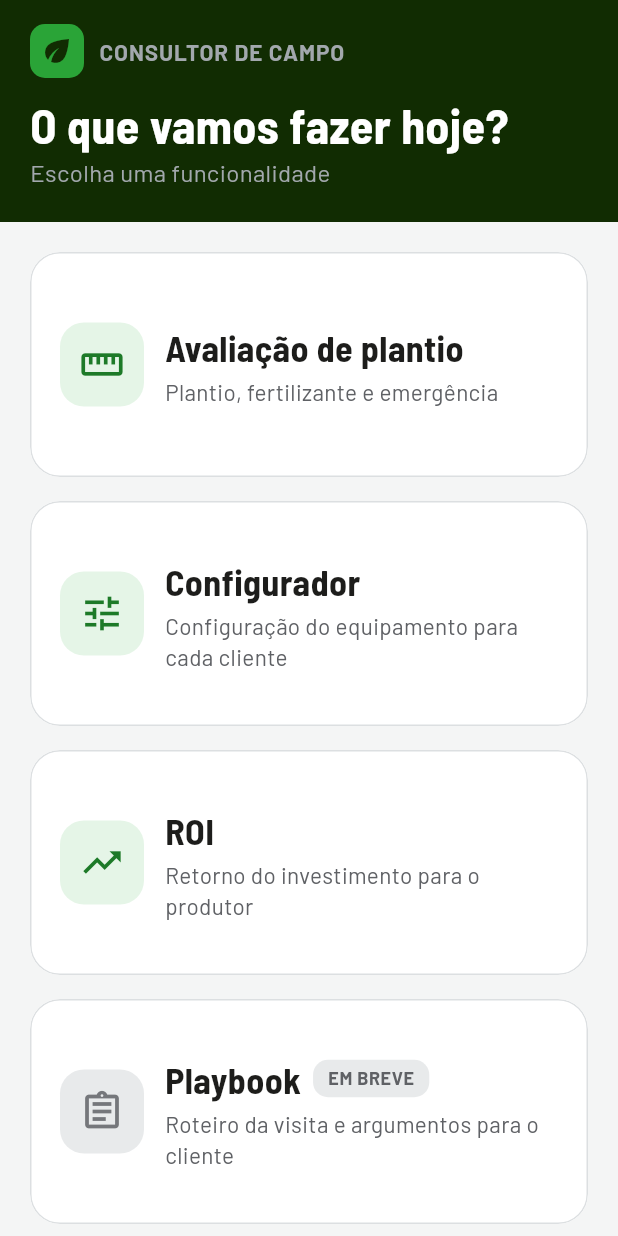
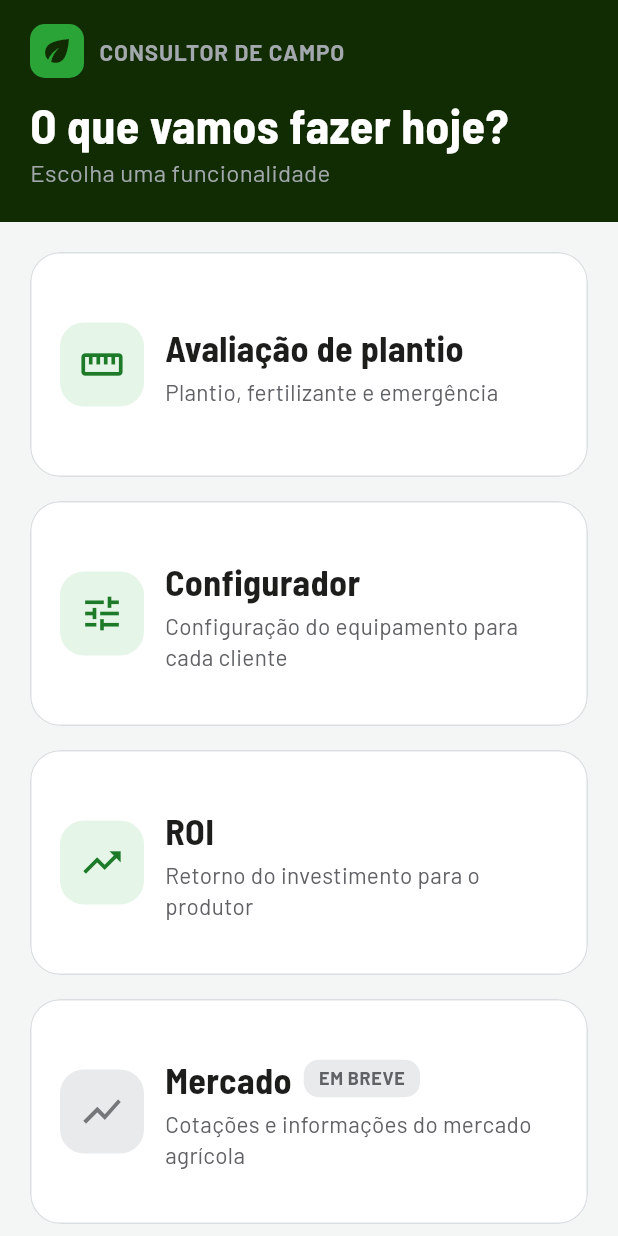
Before and after one commit to nicolaszgofa-dot/consultor_campo, a Flutter app: the screen it shows after launch, on a phone screen of 412 x 824 dp. Run offline on Flutter 3.47's test engine with Material 3 defaults, Android fonts, the phone set to English and light mode, and no system bars; our stand-ins replace shared_preferences.

Commit message:
Adiciona Mercado à tela inicial
Novo cartão "Mercado" (cotações e informações do mercado agrícola),
ainda "em breve" enquanto o conteúdo é estruturado. Abre a tela
provisória.

Co-Authored-By: Claude Opus 5.5 <noreply@anthropic.com>

```diff
--- a/app/lib/funcionalidades.dart
+++ b/app/lib/funcionalidades.dart
@@ -43,6 +43,11 @@ final funcionalidades = <Funcionalidade>[
     tela: () => const RoiPage(),
   ),
   const Funcionalidade(
+    titulo: 'Mercado',
+    descricao: 'Cotações e informações do mercado agrícola',
+    icone: Icons.show_chart,
+  ),
+  const Funcionalidade(
     titulo: 'Playbook',
     descricao: 'Roteiro da visita e argumentos para o cliente',
     icone: Icons.assignment_outlined,
```
Also changed, not shown: 1 other file.
